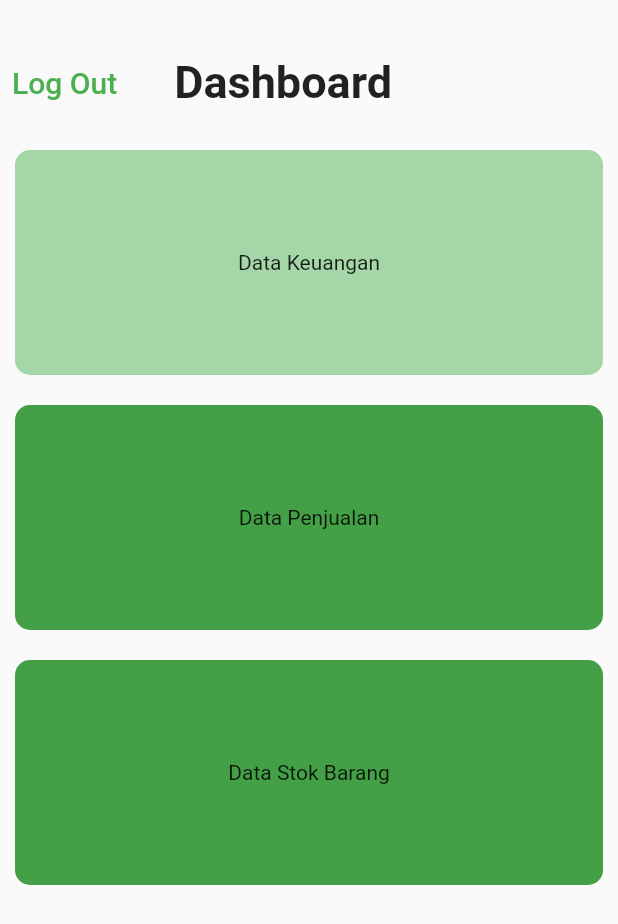
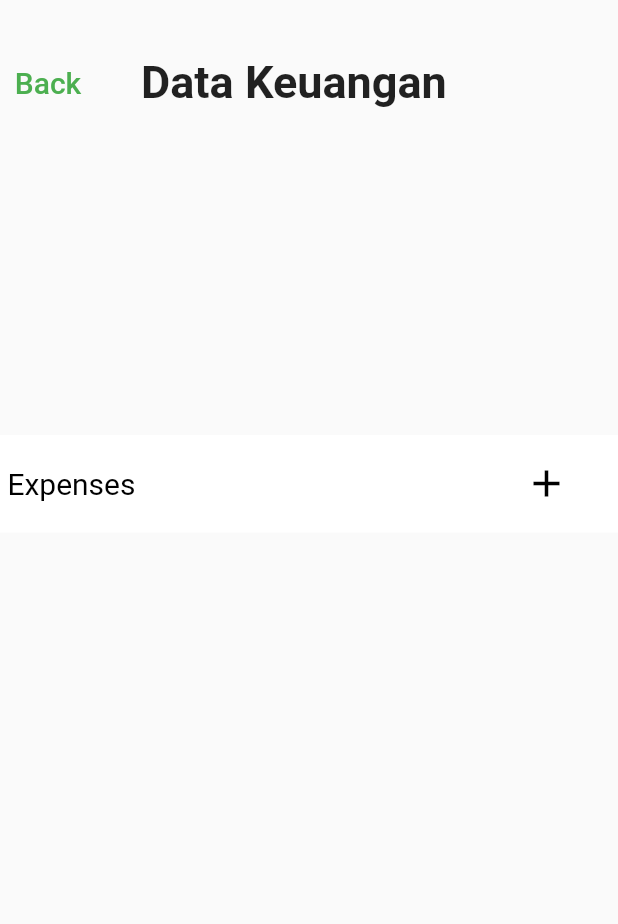
Before and after one commit to Dandyrachmad033/project-rpl, a Flutter app: the Home screen opened directly, after a tap on "Data Keuangan", on a phone screen of 412 x 824 dp. Shown: the top 924 px of the screen. Run offline on Flutter 3.47's test engine with Material 2 defaults, Android fonts, the phone set to English and light mode, and no system bars; our stand-ins replace firebase_auth, firebase_core, get; missing offline and left inert: dart:ffi; accounts and stored records are empty.

Commit message:
add keuangan add stock

```diff
--- /dev/null
+++ b/rpl/lib/data_keuangan.dart
@@ -0,0 +1,86 @@
+import 'package:flutter/material.dart';
+import 'package:rpl/add_keuangan.dart';
+import 'add_penjualan.dart';
+
+class Keuangan extends StatefulWidget {
+  const Keuangan({super.key});
+
+  @override
+  State<Keuangan> createState() => _KeuanganState();
+}
+
+class _KeuanganState extends State<Keuangan> {
+  @override
+  Widget build(BuildContext context) {
+    return Scaffold(
+      body: SizedBox(
+        height: MediaQuery.of(context).size.height,
+        child: SingleChildScrollView(
+          child: Column(
+            children: [
+              SizedBox(
+                height: 20,
+              ),
+              Container(
+                height: 70,
+                width: double.infinity,
+                child: Row(
+                  children: [
+                    TextButton(
+                        onPressed: () {
+                          Navigator.pop(context);
+                        },
+                        child: new Text(
+                          'Back',
+                          style: TextStyle(
+                            color: Colors.green,
+                            fontSize: 20,
+                          ),
+                        )),
+                    SizedBox(
+                      width: 30,
+                    ),
+                    new Text(
+                      'Data Keuangan',
+                      style:
+                          TextStyle(fontSize: 30, fontWeight: FontWeight.bold),
+                    ),
+                    SizedBox(
+                      width: 30,
+                    ),
+
+                  ],
+                ),
+              ),
+             SizedBox(
+              height: 200,
+             ),
+             Container(
+              height: 65,
+              color: Colors.white,
+              child: Row(
+                children: [
+                  new Text(
+                    ' Expenses',
+                    style: TextStyle(
+                      fontSize: 20,
+                      color: Colors.black,
+                    ),
+                  ),
+                  SizedBox(
+                    width: 250,
+                  ),
+
+                  new IconButton(onPressed: (){
+                      Navigator.push(context, MaterialPageRoute(builder: (context) => Add_Keuangan()));
+                  }, icon: Icon(Icons.add, color: Colors.black, size: 30,)),
+                ]
+              ),
+             )
+            ],
+          ),
+        ),
+      ),
+    );
+  }
+}
--- a/rpl/lib/home.dart
+++ b/rpl/lib/home.dart
@@ -3,6 +3,8 @@ import 'package:get/get.dart';
 import 'package:rpl/controller/auth_controller.dart';
 import 'data_penjualan.dart';
 import 'navibar.dart';
+import 'data_keuangan.dart';
+import 'data_stock.dart';
 
 class Home extends StatelessWidget {
   final authC = Get.find<AuthController>();
@@ -12,7 +14,7 @@ class Home extends StatelessWidget {
     'Stock Barang'
   ];
   final List<int> colorCodes = [600, 400, 200];
-  final List screens = ['askd', Penjualan(), 'asjd'];
+  final List screens = [Keuangan(), Penjualan(), 'asjd'];
   @override
   Widget build(BuildContext context) {
     return Scaffold(
@@ -54,7 +56,9 @@ class Home extends StatelessWidget {
               Column(
                 children: [
                   GestureDetector(
-                    onTap: () {},
+                    onTap: () {
+                      Get.to(Keuangan());
+                    },
                     child: Container(
                       height: 150,
                       margin: EdgeInsets.all(10),
@@ -85,7 +89,9 @@ class Home extends StatelessWidget {
                     ),
                   ),
                   GestureDetector(
-                    onTap: () {},
+                    onTap: () {
+                      Get.to(Data_stock());
+                    },
                     child: Container(
                       height: 150,
                       margin: EdgeInsets.all(10),
```
Also changed, not shown: rpl/lib/add_keuangan.dart (added, +133 -0 lines), rpl/lib/add_stock.dart (added, +150 -0 lines), rpl/lib/data_stock.dart (added, +66 -0 lines), rpl/pubspec.lock, 1 other file.
